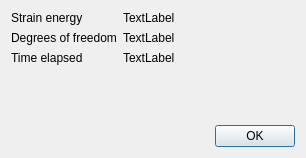
First picture: the form in gui/ui/AnalysisSummaryDialog.ui, repository ruimaciel/femp, before the edit.
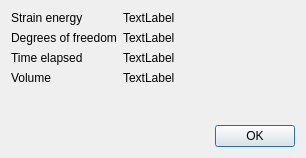
Second picture: the form after the edit.

Commit message: Added support to calculate volumes

Diff of the .ui file:
```diff
--- a/gui/ui/AnalysisSummaryDialog.ui
+++ b/gui/ui/AnalysisSummaryDialog.ui
@@ -16,6 +16,9 @@
   <layout class="QVBoxLayout" name="verticalLayout">
    <item>
     <layout class="QFormLayout" name="formLayout">
+     <property name="fieldGrowthPolicy">
+      <enum>QFormLayout::ExpandingFieldsGrow</enum>
+     </property>
      <item row="0" column="0">
       <widget class="QLabel" name="labelEnergyText">
        <property name="text">
@@ -58,6 +61,20 @@
        </property>
       </widget>
      </item>
+     <item row="3" column="0">
+      <widget class="QLabel" name="labelVolumeText">
+       <property name="text">
+        <string>Volume</string>
+       </property>
+      </widget>
+     </item>
+     <item row="3" column="1">
+      <widget class="QLabel" name="labelVolume">
+       <property name="text">
+        <string>TextLabel</string>
+       </property>
+      </widget>
+     </item>
     </layout>
    </item>
    <item>
```
The commit also changes 3 other files.
